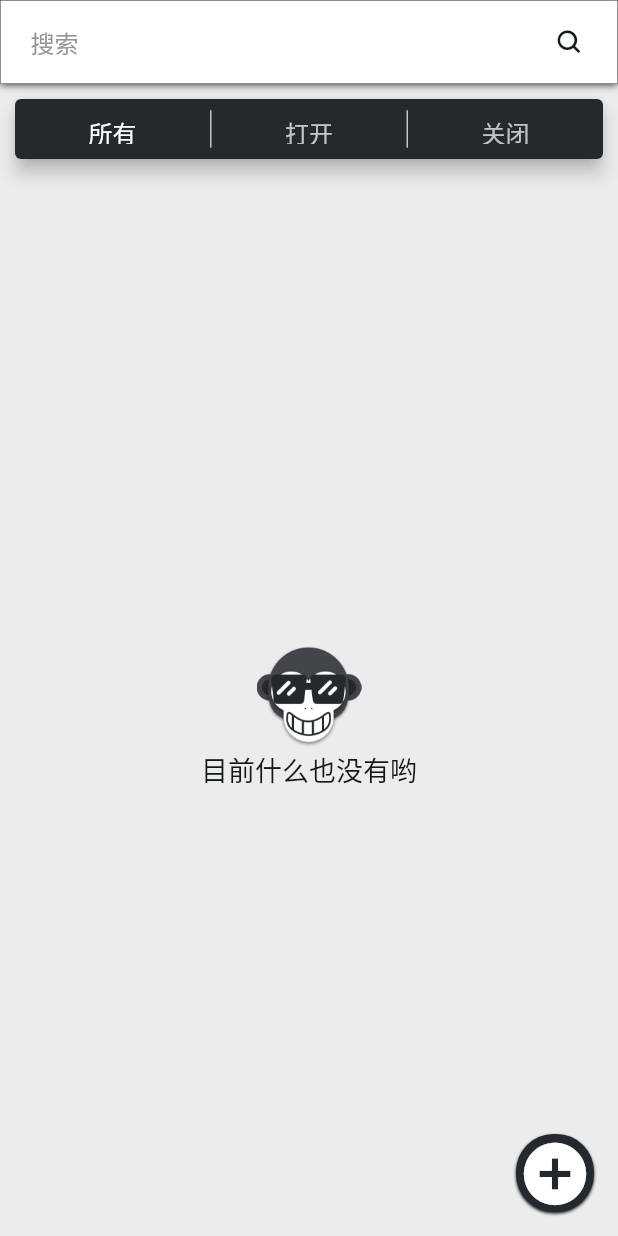
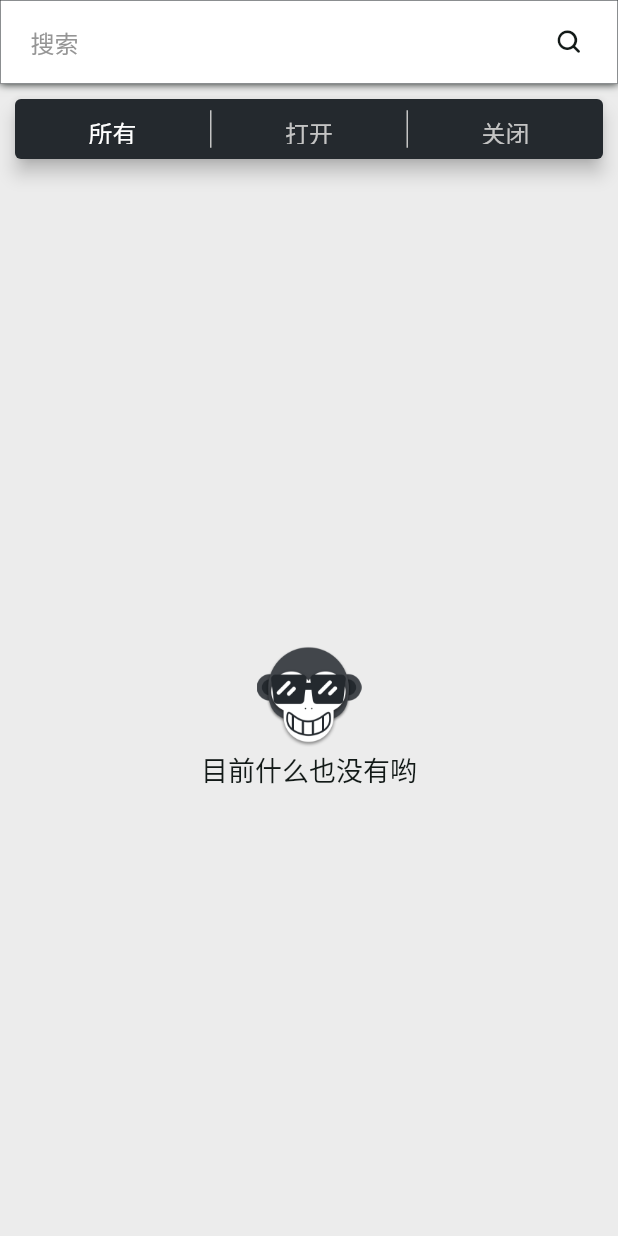
Before and after one commit to CarGuo/gsy_github_app_flutter, a Flutter app: the RepositoryDetailIssuePage screen opened directly with empty values, on a phone screen of 412 x 824 dp. Run offline on Flutter 3.47's test engine with Material 2 defaults, Android fonts, the phone set to English and light mode, and no system bars; our stand-ins replace connectivity, dio, event_bus, flutter_cache_manager, flutter_markdown, flutter_redux and 15 more; missing offline and left inert: android_intent, flutter_lottie, flutter_statusbar, flutter_webview_plugin; accounts and stored records are empty; generated files the repository leaves out were written again; network calls fail; statements that could not run were skipped; project files that could hold a hidden picture were left out.

Commit message:
修改详情底部bottom样式

```diff
--- /dev/null
+++ b/lib/common/event/index.dart
@@ -0,0 +1,5 @@
+
+
+import 'package:event_bus/event_bus.dart';
+
+EventBus eventBus = new EventBus();
--- a/lib/common/net/code.dart
+++ b/lib/common/net/code.dart
@@ -1,5 +1,7 @@
-import 'package:event_bus/event_bus.dart';
 import 'package:gsy_github_app_flutter/common/event/http_error_event.dart';
+import 'package:gsy_github_app_flutter/common/event/index.dart';
+
+
 ///错误编码
 class Code {
   ///网络错误
@@ -13,8 +15,6 @@ class Code {
 
   static const SUCCESS = 200;
 
-  static final EventBus eventBus = new EventBus();
-
   static errorHandleFunction(code, message, noTip) {
     if(noTip) {
       return message;
--- a/lib/main.dart
+++ b/lib/main.dart
@@ -5,6 +5,7 @@ import 'package:flutter/material.dart';
 import 'package:flutter_localizations/flutter_localizations.dart';
 import 'package:fluttertoast/fluttertoast.dart';
 import 'package:gsy_github_app_flutter/common/event/http_error_event.dart';
+import 'package:gsy_github_app_flutter/common/event/index.dart';
 import 'package:gsy_github_app_flutter/common/localization/gsy_localizations_delegate.dart';
 import 'package:gsy_github_app_flutter/common/redux/gsy_state.dart';
 import 'package:gsy_github_app_flutter/common/model/User.dart';
@@ -16,6 +17,8 @@ import 'package:gsy_github_app_flutter/page/welcome_page.dart';
 import 'package:flutter_redux/flutter_redux.dart';
 import 'package:redux/redux.dart';
 import 'package:gsy_github_app_flutter/common/net/code.dart';
+
+import 'common/event/index.dart';
 
 void main() {
   runZoned(() {
@@ -108,7 +111,7 @@ class _GSYLocalizations extends State<GSYLocalizations> {
   @override
   void initState() {
     super.initState();
-    stream = Code.eventBus.on<HttpErrorEvent>().listen((event) {
+    stream = eventBus.on<HttpErrorEvent>().listen((event) {
       errorHandleFunction(event.code, event.message);
     });
   }
--- a/lib/page/repository_detail_issue_list_page.dart
+++ b/lib/page/repository_detail_issue_list_page.dart
@@ -24,14 +24,14 @@ class RepositoryDetailIssuePage extends StatefulWidget {
 
   final String reposName;
 
-  RepositoryDetailIssuePage(this.userName, this.reposName);
+  RepositoryDetailIssuePage(this.userName, this.reposName, {Key key}) : super(key: key);
 
   @override
-  _RepositoryDetailIssuePageState createState() =>
-      _RepositoryDetailIssuePageState();
+  RepositoryDetailIssuePageState createState() =>
+      RepositoryDetailIssuePageState();
 }
 
-class _RepositoryDetailIssuePageState extends State<RepositoryDetailIssuePage>
+class RepositoryDetailIssuePageState extends State<RepositoryDetailIssuePage>
     with
         AutomaticKeepAliveClientMixin<RepositoryDetailIssuePage>,
         GSYListState<RepositoryDetailIssuePage>,
@@ -97,41 +97,6 @@ class _RepositoryDetailIssuePageState extends State<RepositoryDetailIssuePage>
         page: this.page);
   }
 
-  _createIssue() {
-    String title = "";
-    String content = "";
-    CommonUtils.showEditDialog(
-        context, CommonUtils.getLocale(context).issue_edit_issue, (titleValue) {
-      title = titleValue;
-    }, (contentValue) {
-      content = contentValue;
-    }, () {
-      if (title == null || title.trim().length == 0) {
-        Fluttertoast.showToast(
-            msg: CommonUtils.getLocale(context)
-                .issue_edit_issue_title_not_be_null);
-        return;
-      }
-      if (content == null || content.trim().length == 0) {
-        Fluttertoast.showToast(
-            msg: CommonUtils.getLocale(context)
-                .issue_edit_issue_content_not_be_null);
-        return;
-      }
-      CommonUtils.showLoadingDialog(context);
-      //提交修改
-      IssueDao.createIssueDao(widget.userName, widget.reposName,
-          {"title": title, "body": content}).then((result) {
-        showRefreshLoading();
-        Navigator.pop(context);
-        Navigator.pop(context);
-      });
-    },
-        needTitle: true,
-        titleController: new TextEditingController(),
-        valueController: new TextEditingController());
-  }
-
   @override
   bool get wantKeepAlive => true;
 
@@ -155,30 +120,6 @@ class _RepositoryDetailIssuePageState extends State<RepositoryDetailIssuePage>
   Widget build(BuildContext context) {
     super.build(context); // See AutomaticKeepAliveClientMixin.
     return new Scaffold(
-      resizeToAvoidBottomPadding: false,
-      floatingActionButton: new Container(
-        width: 52,
-        height: 52,
-        decoration: BoxDecoration(
-            boxShadow: [
-              BoxShadow(
-                  offset: Offset(0, 1),
-                  color: Theme.of(context).primaryColorDark,
-                  blurRadius: 1.0)
-            ],
-            color: Color(GSYColors.primaryValue),
-            borderRadius: BorderRadius.all(Radius.circular(25))),
-        child: InkWell(
-          onTap: () {
-            _createIssue();
-          },
-          child: new Icon(
-            GSYICons.ISSUE_ITEM_ADD,
-            size: 50.0,
-            color: Color(GSYColors.textWhite),
-          ),
-        ),
-      ),
       backgroundColor: Color(GSYColors.mainBackgroundColor),
       appBar: new AppBar(
         leading: new Container(),
```
Also changed, not shown: lib/page/repository_detail_page.dart (+65 -2 lines), lib/widget/gsy_bottom_action_bar.dart (added, +30 -0 lines), lib/widget/gsy_tabbar_widget.dart (+15 -2 lines).
